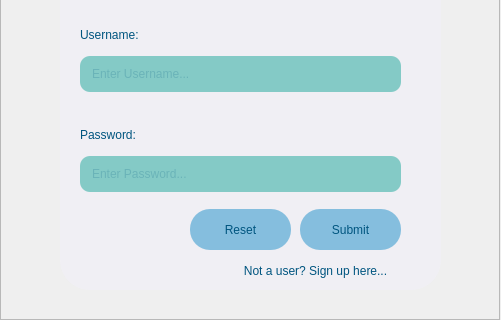
Before: the Qt Designer form homepage2.ui in ashmitiscool/Theatre-Management, drawn with Qt 5; both pictures show x 0 to 501 and y 251 to 571 of the 501 by 571 pixel window.
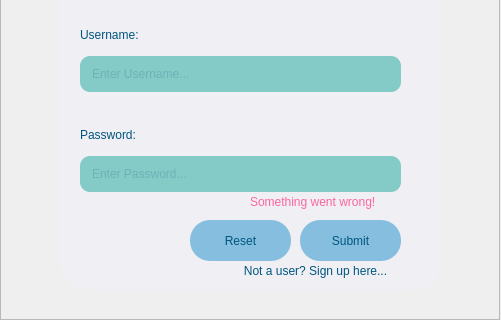
After: the same form once the commit is applied.

Commit message:
Login Now works...tho you have to execute signup.py
bye bye...remember to update your sql.txt :)

The edit to the form file:
```diff
--- a/homepage2.ui
+++ b/homepage2.ui
@@ -229,7 +229,7 @@
       <property name="geometry">
        <rect>
         <x>240</x>
-        <y>250</y>
+        <y>261</y>
         <width>101</width>
         <height>41</height>
        </rect>
@@ -259,7 +259,7 @@
       <property name="geometry">
        <rect>
         <x>130</x>
-        <y>250</y>
+        <y>261</y>
         <width>101</width>
         <height>41</height>
        </rect>
@@ -285,6 +285,28 @@
        <string>Reset</string>
       </property>
      </widget>
+     <widget class="QLabel" name="error">
+      <property name="geometry">
+       <rect>
+        <x>190</x>
+        <y>233</y>
+        <width>160</width>
+        <height>20</height>
+       </rect>
+      </property>
+      <property name="styleSheet">
+       <string notr="true">QLabel{
+	font: 9pt &quot;Nasalization Rg&quot;;
+	color: rgb(255, 64, 137,200);
+	background-color: rgb(255, 255, 255,0);
+	border:none;
+	background-color: rgba(135, 200, 120, 0);
+}</string>
+      </property>
+      <property name="text">
+       <string>Something went wrong!</string>
+      </property>
+     </widget>
     </widget>
     <zorder>input</zorder>
     <zorder>logo</zorder>
```
The commit also changes 1 other file.
